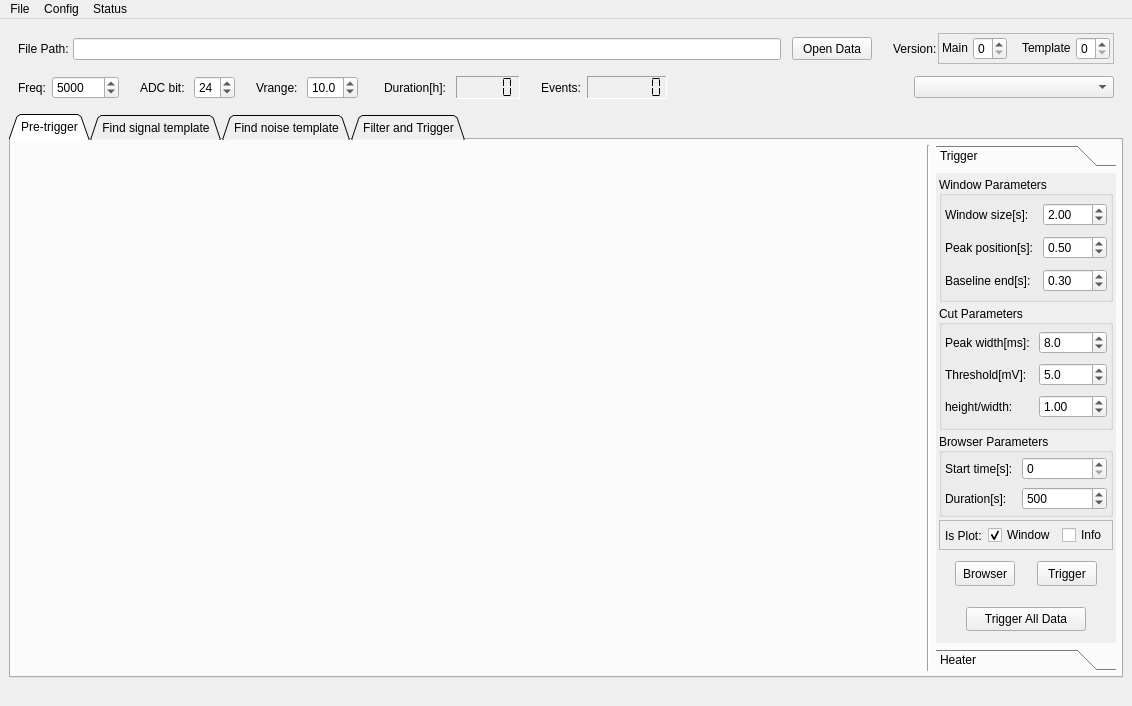
This is main.ui in ddyalbert/offline_trigger as Qt 5 draws it before an edit. The edited form follows.
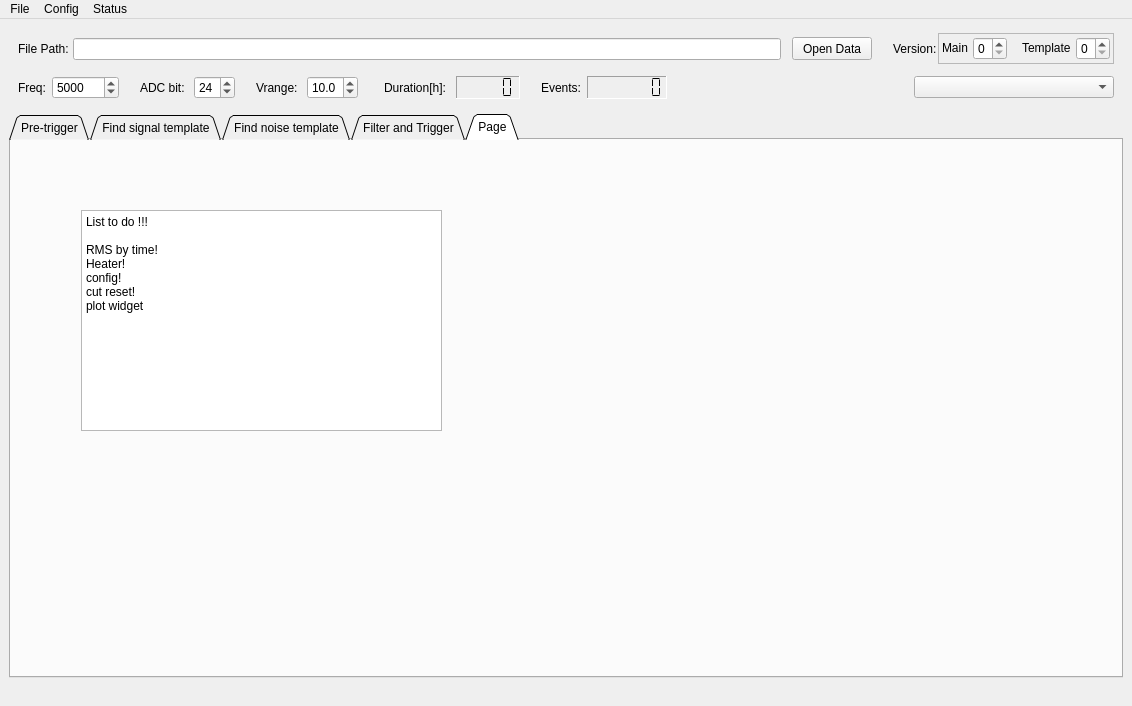
This is the edited form. The open tabs and pages were chosen to show the change. Custom widgets are drawn as their Qt base class.

What changed in the file:
```diff
--- a/main.ui
+++ b/main.ui
@@ -4977,6 +4977,30 @@
         </item>
        </layout>
       </widget>
+      <widget class="QWidget" name="tab">
+       <attribute name="title">
+        <string>Page</string>
+       </attribute>
+       <widget class="QPlainTextEdit" name="plainTextEdit">
+        <property name="geometry">
+         <rect>
+          <x>70</x>
+          <y>70</y>
+          <width>361</width>
+          <height>221</height>
+         </rect>
+        </property>
+        <property name="plainText">
+         <string>List to do !!!
+
+RMS by time!
+Heater!
+config!
+cut reset!
+plot widget</string>
+        </property>
+       </widget>
+      </widget>
      </widget>
     </item>
    </layout>
```
Left out of the diff: 8 changed lines with no effect on the pictures.
